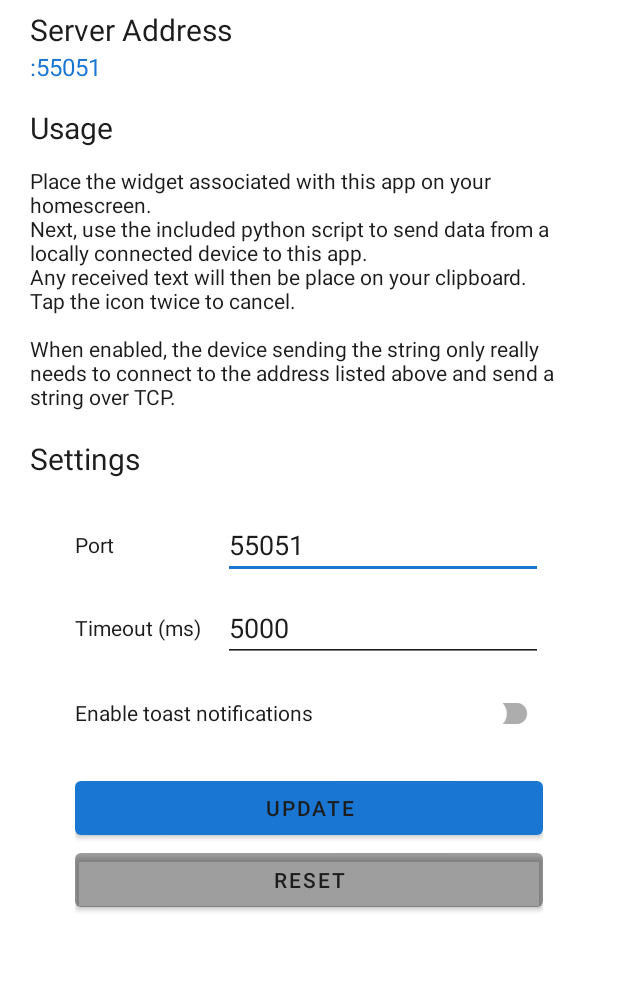
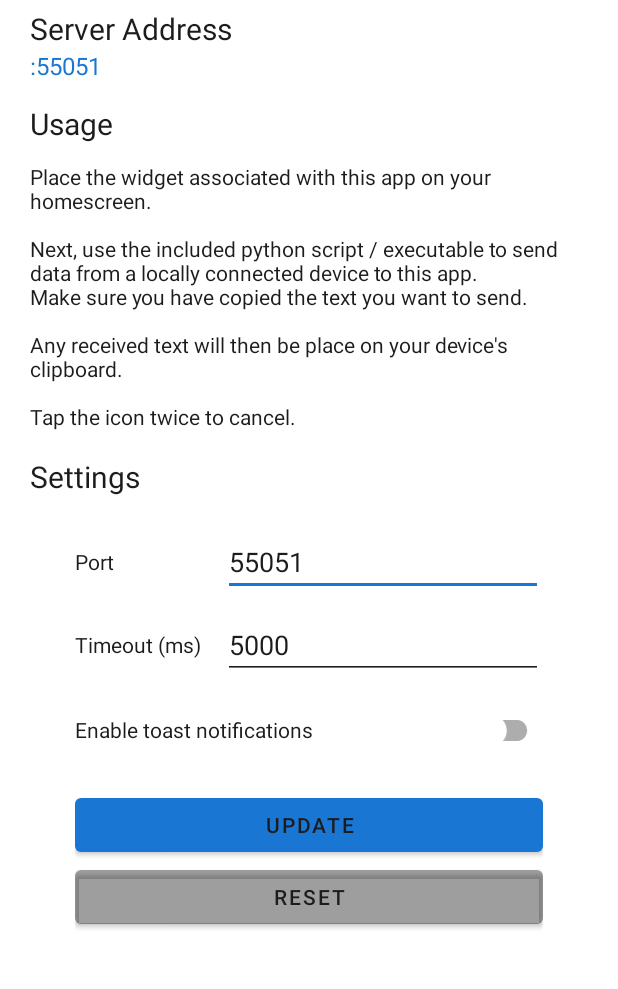
Before and after one commit to LeHuman/WifiClipboard, an Android app: the screen it shows after launch (MainActivity), on a phone screen of 412 x 824 dp, the part 98-1087 px from its top. Run offline under Robolectric (Android 15) with nearby library versions, the phone set to English and light mode, and no system bars.

Commit message:
update usage

```diff
--- a/app/src/main/res/values/strings.xml
+++ b/app/src/main/res/values/strings.xml
@@ -3,7 +3,7 @@
     <string name="connection_status">Connection Status</string>
     <string name="main_icon">Main Icon</string>
     <string name="server_address">Server Address</string>
-    <string name="app_usage">\nPlace the widget associated with this app on your homescreen.\nNext, use the included python script to send data from a locally connected device to this app.\nAny received text will then be place on your clipboard.\nTap the icon twice to cancel.\n\nWhen enabled, the device sending the string only really needs to connect to the address listed above and send a string over TCP.</string>
+    <string name="app_usage">\nPlace the widget associated with this app on your homescreen.\n\nNext, use the included python script / executable to send data from a locally connected device to this app.\nMake sure you have copied the text you want to send.\n\nAny received text will then be place on your device\'s clipboard.\n\nTap the icon twice to cancel.</string>
     <string name="App_Title">Wi-fi Clipboard</string>
     <string name="usage">Usage</string>
     <string name="settings">Settings</string>
```
